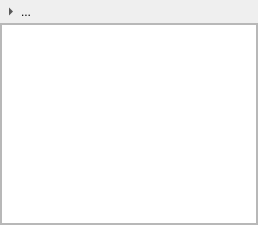
The window that NAMSC_editor/ChoiceEventProperties.ui (NAMSCdev/NAMSC) describes before a commit, drawn with Qt 5.
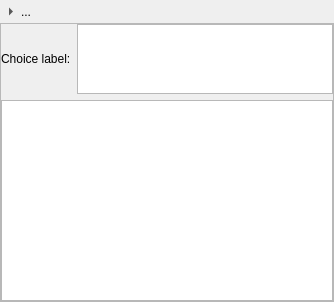
The same window after the commit. Custom widgets are drawn as their Qt base class.

What changed in the file:
```diff
--- a/NAMSC_editor/ChoiceEventProperties.ui
+++ b/NAMSC_editor/ChoiceEventProperties.ui
@@ -6,8 +6,8 @@
    <rect>
     <x>0</x>
     <y>0</y>
-    <width>258</width>
-    <height>224</height>
+    <width>334</width>
+    <height>302</height>
    </rect>
   </property>
   <property name="windowTitle">
@@ -75,6 +75,45 @@
       <property name="bottomMargin">
        <number>0</number>
       </property>
+      <item>
+       <layout class="QHBoxLayout" name="choiceLabelLayout">
+        <item>
+         <widget class="QLabel" name="choiceLabel">
+          <property name="text">
+           <string>Choice label:</string>
+          </property>
+         </widget>
+        </item>
+        <item>
+         <widget class="QPlainTextEdit" name="choicePlainTextEdit">
+          <property name="sizePolicy">
+           <sizepolicy hsizetype="Expanding" vsizetype="Minimum">
+            <horstretch>0</horstretch>
+            <verstretch>0</verstretch>
+           </sizepolicy>
+          </property>
+          <property name="minimumSize">
+           <size>
+            <width>0</width>
+            <height>50</height>
+           </size>
+          </property>
+          <property name="maximumSize">
+           <size>
+            <width>16777215</width>
+            <height>70</height>
+           </size>
+          </property>
+          <property name="baseSize">
+           <size>
+            <width>0</width>
+            <height>50</height>
+           </size>
+          </property>
+         </widget>
+        </item>
+       </layout>
+      </item>
       <item>
        <widget class="QTableView" name="choiceEventTableView">
         <property name="sizePolicy">
```
